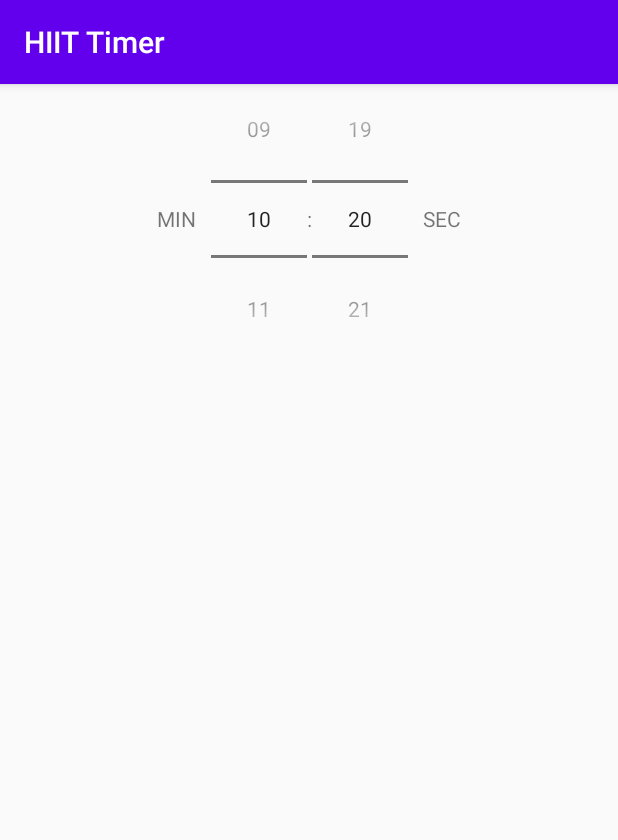
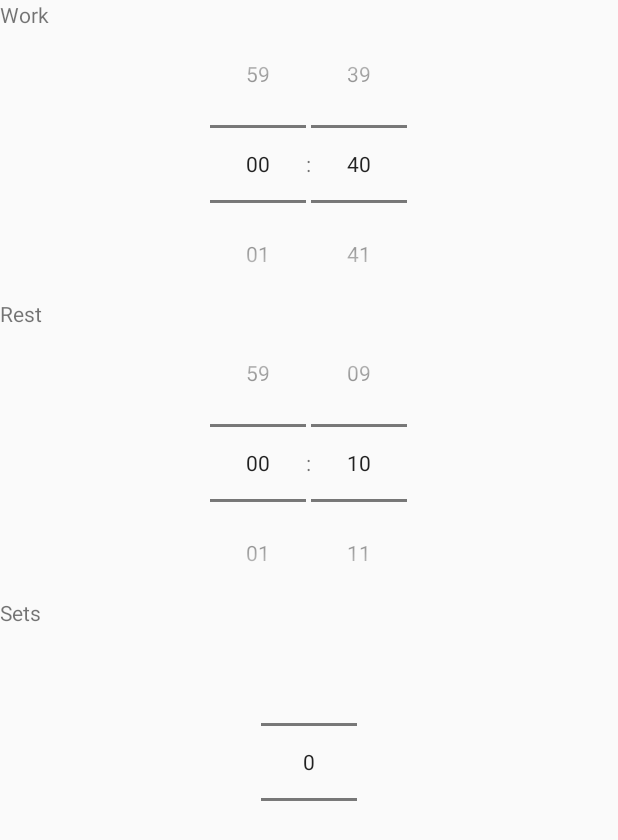
Before and after one commit to logikfabrik/hiit, an Android app: the screen it shows after launch (MainActivity), on a phone screen of 412 x 824 dp. Shown: the top 840 px of the screen. Run offline under Robolectric (Android 15) with nearby library versions, the phone set to English and light mode, and no system bars.

Commit message:
Changes the app theme

```diff
--- a/src/app/src/main/java/se/logikfabrik/hiit/widgets/MyTimePartPicker.kt
+++ b/src/app/src/main/java/se/logikfabrik/hiit/widgets/MyTimePartPicker.kt
@@ -6,6 +6,24 @@ import android.widget.NumberPicker
 import se.logikfabrik.hiit.R
 
 open class MyTimePartPicker : NumberPicker {
+
+    override fun setMinValue(minValue: Int) {
+        super.setMinValue(minValue)
+
+        refreshValues()
+    }
+
+    override fun setMaxValue(maxValue: Int) {
+        super.setMaxValue(maxValue)
+
+        refreshValues()
+    }
+
+    override fun setValue(value: Int) {
+        super.setValue(value)
+
+        refreshValues()
+    }
 
     constructor(context: Context) : super(context)
 
@@ -28,15 +46,15 @@ open class MyTimePartPicker : NumberPicker {
     ) {
         val attributes = context.theme.obtainStyledAttributes(
             attrs,
-            R.styleable.time_part_picker,
+            R.styleable.picker,
             defStyleAttr,
             defStyleRes
         )
 
         try {
-            minValue = maxOf(attributes.getInt(R.styleable.time_part_picker_minValue, 0), 0)
-            maxValue = maxOf(attributes.getInt(R.styleable.time_part_picker_maxValue, 60), 0)
-            value = maxOf(attributes.getInt(R.styleable.time_part_picker_defaultValue, 0), 0)
+            minValue = maxOf(attributes.getInt(R.styleable.picker_minValue, 0), 0)
+            maxValue = maxOf(attributes.getInt(R.styleable.picker_maxValue, 60), 0)
+            value = maxOf(attributes.getInt(R.styleable.picker_defaultValue, 0), 0)
         } finally {
             attributes.recycle()
         }
@@ -45,9 +63,11 @@ open class MyTimePartPicker : NumberPicker {
     override fun onFinishInflate() {
         super.onFinishInflate()
 
+        refreshValues()
+    }
+
+    private fun refreshValues() {
         if (minValue >= maxValue) {
-            displayedValues = arrayOf<String>()
-
             return
         }
 
--- a/src/app/src/main/java/se/logikfabrik/hiit/widgets/MyTimePicker.kt
+++ b/src/app/src/main/java/se/logikfabrik/hiit/widgets/MyTimePicker.kt
@@ -8,12 +8,24 @@ import se.logikfabrik.hiit.R
 
 class MyTimePicker : LinearLayout {
 
-    var minDefaultValue: Int = 0
+    var defaultValue: Int = 0
+        get() {
+            return field
+        }
+        set(value) {
+            field = value
 
-    var secDefaultValue: Int = 0
+            minDefaultValue = field / 60
+            secDefaultValue = field % 60
 
-    private lateinit var minTimePartPicker: MyTimePartPicker
-    private lateinit var secTimePartPicker: MyTimePartPicker
+            refreshValues()
+        }
+
+    private var minDefaultValue: Int = 0
+    private var secDefaultValue: Int = 0
+
+    private var minTimePartPicker: MyTimePartPicker? = null
+    private var secTimePartPicker: MyTimePartPicker? = null
 
     constructor(context: Context, attrs: AttributeSet) : super(context, attrs) {
         setXmlAttributes(attrs)
@@ -42,16 +54,14 @@ class MyTimePicker : LinearLayout {
     ) {
         val attributes = context.theme.obtainStyledAttributes(
             attrs,
-            R.styleable.time_picker,
+            R.styleable.picker,
             defStyleAttr,
             defStyleRes
         )
 
         try {
-            minDefaultValue =
-                maxOf(attributes.getInt(R.styleable.time_picker_minDefaultValue, 0), 0)
-            secDefaultValue =
-                maxOf(attributes.getInt(R.styleable.time_picker_secDefaultValue, 0), 0)
+            defaultValue =
+                maxOf(attributes.getInt(R.styleable.picker_defaultValue, 0), 0)
         } finally {
             attributes.recycle()
         }
@@ -60,10 +70,14 @@ class MyTimePicker : LinearLayout {
     override fun onFinishInflate() {
         super.onFinishInflate()
 
-        minTimePartPicker = findViewById<MyTimePartPicker>(R.id.min_time_part_picker)
-        minTimePartPicker.value = minDefaultValue
+        refreshValues()
+    }
 
-        secTimePartPicker = findViewById<MyTimePartPicker>(R.id.sec_time_part_picker)
-        secTimePartPicker.value = secDefaultValue
+    private fun refreshValues() {
+        minTimePartPicker = minTimePartPicker ?: findViewById(R.id.min_time_part_picker)
+        minTimePartPicker?.value = minDefaultValue
+
+        secTimePartPicker = secTimePartPicker ?: findViewById(R.id.sec_time_part_picker)
+        secTimePartPicker?.value = secDefaultValue
     }
 }
--- a/src/app/src/main/res/layout/activity_main.xml
+++ b/src/app/src/main/res/layout/activity_main.xml
@@ -11,11 +11,35 @@
         android:layout_height="match_parent"
         android:orientation="vertical">
 
+        <TextView
+            android:layout_width="match_parent"
+            android:layout_height="wrap_content"
+            android:text="Work" />
+
         <se.logikfabrik.hiit.widgets.MyTimePicker
             android:layout_width="match_parent"
             android:layout_height="wrap_content"
-            app:minDefaultValue="10"
-            app:secDefaultValue="20" />
+            app:defaultValue="40" />
+
+        <TextView
+            android:layout_width="match_parent"
+            android:layout_height="wrap_content"
+            android:text="Rest" />
+
+        <se.logikfabrik.hiit.widgets.MyTimePicker
+            android:layout_width="match_parent"
+            android:layout_height="wrap_content"
+            app:defaultValue="10" />
+
+        <TextView
+            android:layout_width="match_parent"
+            android:layout_height="wrap_content"
+            android:text="Sets" />
+
+        <NumberPicker
+            android:layout_width="wrap_content"
+            android:layout_height="wrap_content"
+            android:layout_gravity="center_horizontal" />
 
     </LinearLayout>
 
--- a/src/app/src/main/res/layout/my_time_picker.xml
+++ b/src/app/src/main/res/layout/my_time_picker.xml
@@ -2,17 +2,9 @@
 <LinearLayout xmlns:android="http://schemas.android.com/apk/res/android"
     xmlns:app="http://schemas.android.com/apk/res-auto"
     android:layout_width="match_parent"
-    android:layout_height="wrap_content"
+    android:layout_height="match_parent"
     android:gravity="center_horizontal"
     android:orientation="horizontal">
-
-    <TextView
-        android:layout_width="wrap_content"
-        android:layout_height="match_parent"
-        android:layout_marginRight="10dp"
-        android:gravity="center_vertical"
-        android:text="Min"
-        android:textAllCaps="true" />
 
     <se.logikfabrik.hiit.widgets.MyTimePartPicker
         android:id="@+id/min_time_part_picker"
@@ -35,12 +27,4 @@
         app:maxValue="59"
         app:minValue="0" />
 
-    <TextView
-        android:layout_width="wrap_content"
-        android:layout_height="match_parent"
-        android:layout_marginLeft="10dp"
-        android:gravity="center_vertical"
-        android:text="Sec"
-        android:textAllCaps="true" />
-
 </LinearLayout>
--- a/src/app/src/main/res/values/attrs.xml
+++ b/src/app/src/main/res/values/attrs.xml
@@ -1,15 +1,10 @@
 <?xml version="1.0" encoding="utf-8"?>
 <resources>
 
-    <declare-styleable name="time_part_picker">
+    <declare-styleable name="picker">
         <attr name="maxValue" format="integer" />
         <attr name="minValue" format="integer" />
         <attr name="defaultValue" format="integer" />
     </declare-styleable>
 
-    <declare-styleable name="time_picker">
-        <attr name="minDefaultValue" format="integer" />
-        <attr name="secDefaultValue" format="integer" />
-    </declare-styleable>
-
 </resources>
--- a/src/app/src/main/res/values/styles.xml
+++ b/src/app/src/main/res/values/styles.xml
@@ -1,6 +1,6 @@
 <resources>
     <!-- Base application theme. -->
-    <style name="AppTheme" parent="Theme.AppCompat.Light.DarkActionBar">
+    <style name="AppTheme" parent="Theme.AppCompat.Light.NoActionBar">
         <!-- Customize your theme here. -->
         <item name="colorPrimary">@color/colorPrimary</item>
         <item name="colorPrimaryDark">@color/colorPrimaryDark</item>
```
